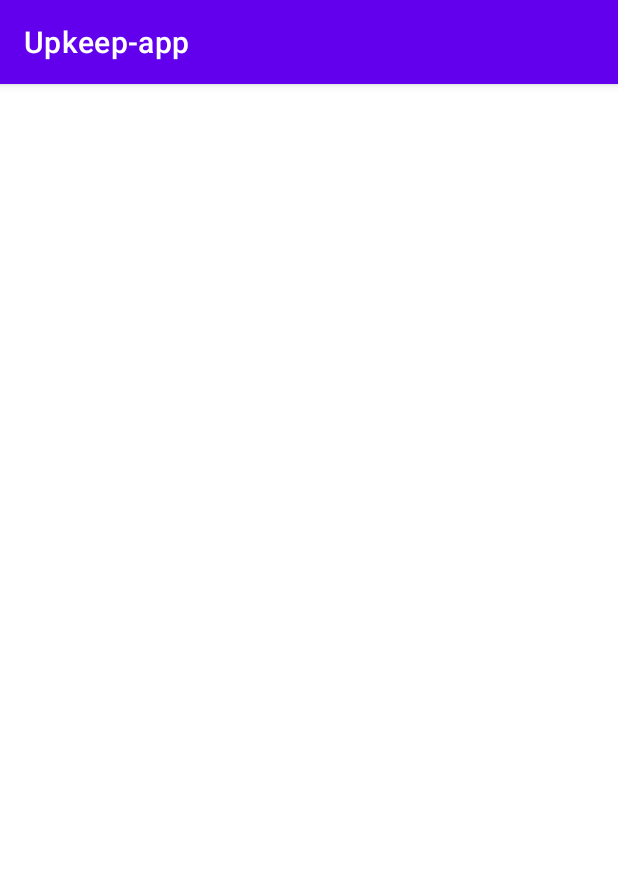
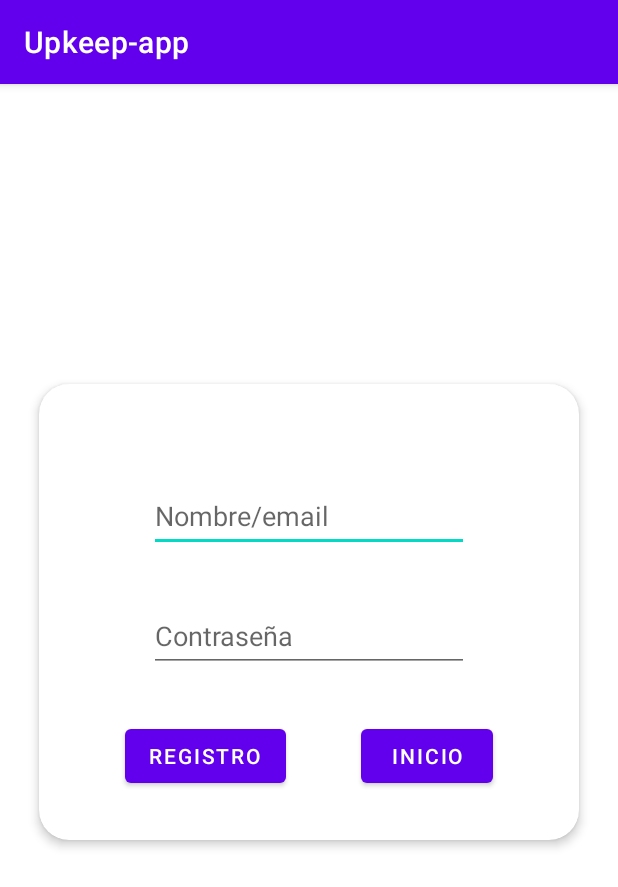
Before and after one commit to braiso-22/Upkeep-app, an Android app: the LoginActivity screen opened directly, with no data from a screen before it, on a phone screen of 412 x 824 dp. Shown: the top 887 px of the screen. Run offline under Robolectric (Android 15) with nearby library versions, the phone set to English and light mode, and no system bars.

Commit message:
#039 - Hacer la vista Login

```diff
--- a/app/src/main/res/layout/activity_login.xml
+++ b/app/src/main/res/layout/activity_login.xml
@@ -6,4 +6,87 @@
     android:layout_height="match_parent"
     tools:context=".usecases.login.LoginActivity">
 
+    <androidx.cardview.widget.CardView
+        android:layout_width="0dp"
+        android:layout_height="wrap_content"
+        android:layout_marginStart="16dp"
+        android:layout_marginTop="64dp"
+        android:layout_marginEnd="16dp"
+        android:layout_marginBottom="128dp"
+        android:animateLayoutChanges="true"
+        app:cardCornerRadius="20dp"
+        app:cardElevation="4dp"
+        app:cardUseCompatPadding="true"
+        app:layout_constraintBottom_toBottomOf="parent"
+        app:layout_constraintEnd_toEndOf="parent"
+        app:layout_constraintStart_toStartOf="parent"
+        app:layout_constraintTop_toTopOf="parent">
+
+        <androidx.constraintlayout.widget.ConstraintLayout
+            android:layout_width="match_parent"
+            android:layout_height="match_parent"
+            app:layout_constraintBottom_toBottomOf="parent"
+            app:layout_constraintEnd_toEndOf="parent"
+            app:layout_constraintStart_toStartOf="parent"
+            app:layout_constraintTop_toTopOf="parent">
+
+            <ImageView
+                android:id="@+id/loginProfileImageView"
+                android:layout_width="wrap_content"
+                android:layout_height="wrap_content"
+                android:layout_marginTop="32dp"
+                app:layout_constraintEnd_toEndOf="parent"
+                app:layout_constraintStart_toStartOf="parent"
+                app:layout_constraintTop_toTopOf="parent"
+                tools:srcCompat="@tools:sample/avatars" />
+
+            <EditText
+                android:id="@+id/loginEmailInput"
+                android:layout_width="wrap_content"
+                android:layout_height="wrap_content"
+                android:layout_marginTop="32dp"
+                android:ems="10"
+                android:hint="Nombre/email"
+                android:inputType="textEmailAddress"
+                android:minHeight="48dp"
+                app:layout_constraintEnd_toEndOf="parent"
+                app:layout_constraintStart_toStartOf="parent"
+                app:layout_constraintTop_toBottomOf="@+id/loginProfileImageView" />
+
+            <EditText
+                android:id="@+id/loginPasswordInput"
+                android:layout_width="wrap_content"
+                android:layout_height="wrap_content"
+                android:layout_marginTop="32dp"
+                android:ems="10"
+                android:hint="Contraseña"
+                android:inputType="textPassword"
+                android:minHeight="48dp"
+                app:layout_constraintEnd_toEndOf="@+id/loginEmailInput"
+                app:layout_constraintStart_toStartOf="@+id/loginEmailInput"
+                app:layout_constraintTop_toBottomOf="@+id/loginEmailInput" />
+
+            <Button
+                android:id="@+id/loginRegisterbutton"
+                android:layout_width="wrap_content"
+                android:layout_height="wrap_content"
+                android:layout_marginStart="-16dp"
+                android:layout_marginTop="32dp"
+                android:layout_marginBottom="32dp"
+                android:text="Registro"
+                app:layout_constraintBottom_toBottomOf="parent"
+                app:layout_constraintStart_toStartOf="@+id/loginPasswordInput"
+                app:layout_constraintTop_toBottomOf="@+id/loginPasswordInput" />
+
+            <Button
+                android:id="@+id/loginLoginButton"
+                android:layout_width="wrap_content"
+                android:layout_height="wrap_content"
+                android:layout_marginEnd="-16dp"
+                android:text="Inicio"
+                app:layout_constraintEnd_toEndOf="@+id/loginPasswordInput"
+                app:layout_constraintTop_toTopOf="@+id/loginRegisterbutton" />
+        </androidx.constraintlayout.widget.ConstraintLayout>
+    </androidx.cardview.widget.CardView>
+
 </androidx.constraintlayout.widget.ConstraintLayout>
```
